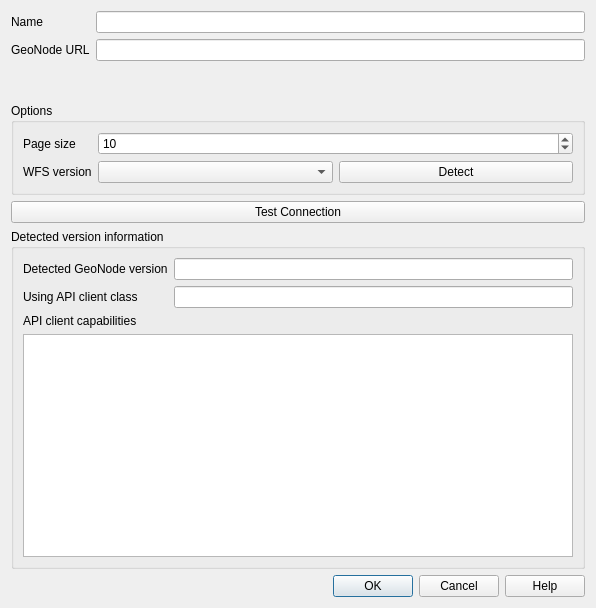
First picture: the form in src/qgis_geonode/ui/connection_dialog.ui, repository GeoNode/QGISGeoNodePlugin, before the edit.
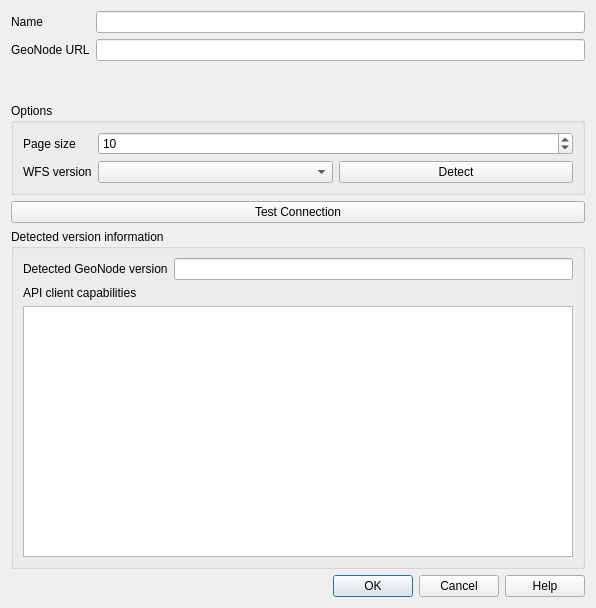
Second picture: the form after the edit. Custom widgets are drawn as their Qt base class.

Commit message: Refactor GeoNode API client module and drop legacy support

The edit to the form file:
```diff
--- a/src/qgis_geonode/ui/connection_dialog.ui
+++ b/src/qgis_geonode/ui/connection_dialog.ui
@@ -172,20 +172,6 @@
           </property>
          </widget>
         </item>
-        <item row="1" column="0">
-         <widget class="QLabel" name="label_6">
-          <property name="text">
-           <string>Using API client class</string>
-          </property>
-         </widget>
-        </item>
-        <item row="1" column="1">
-         <widget class="QLineEdit" name="api_client_class_le">
-          <property name="readOnly">
-           <bool>true</bool>
-          </property>
-         </widget>
-        </item>
        </layout>
       </item>
       <item>
```
The commit also changes 6 other files.
